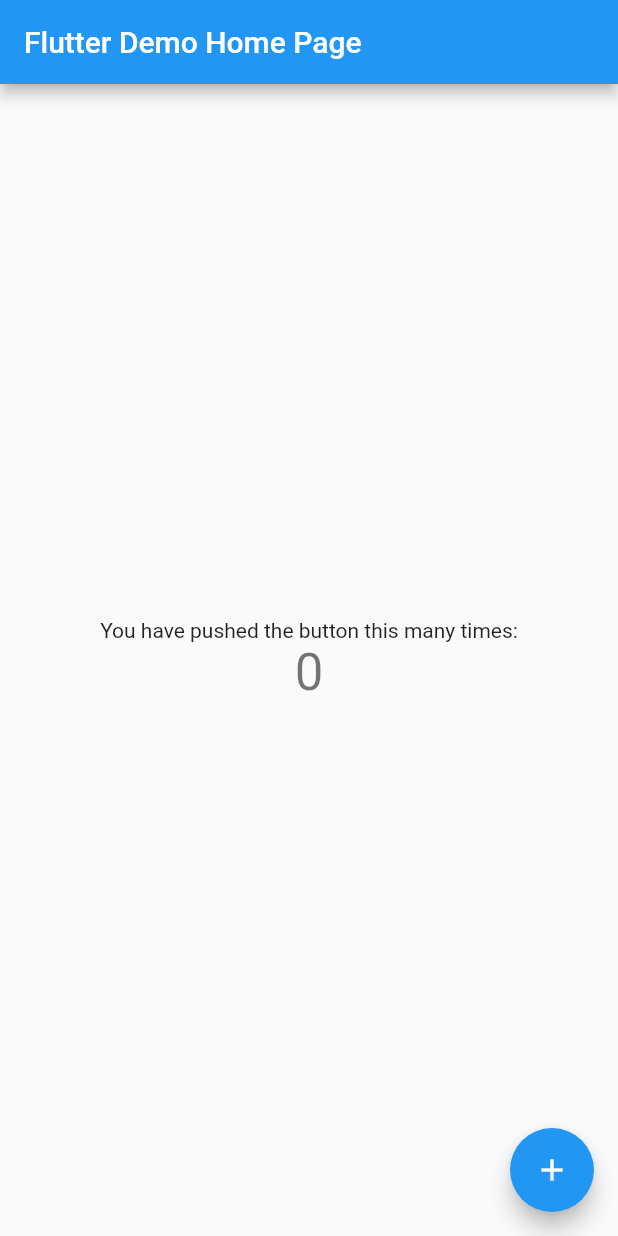
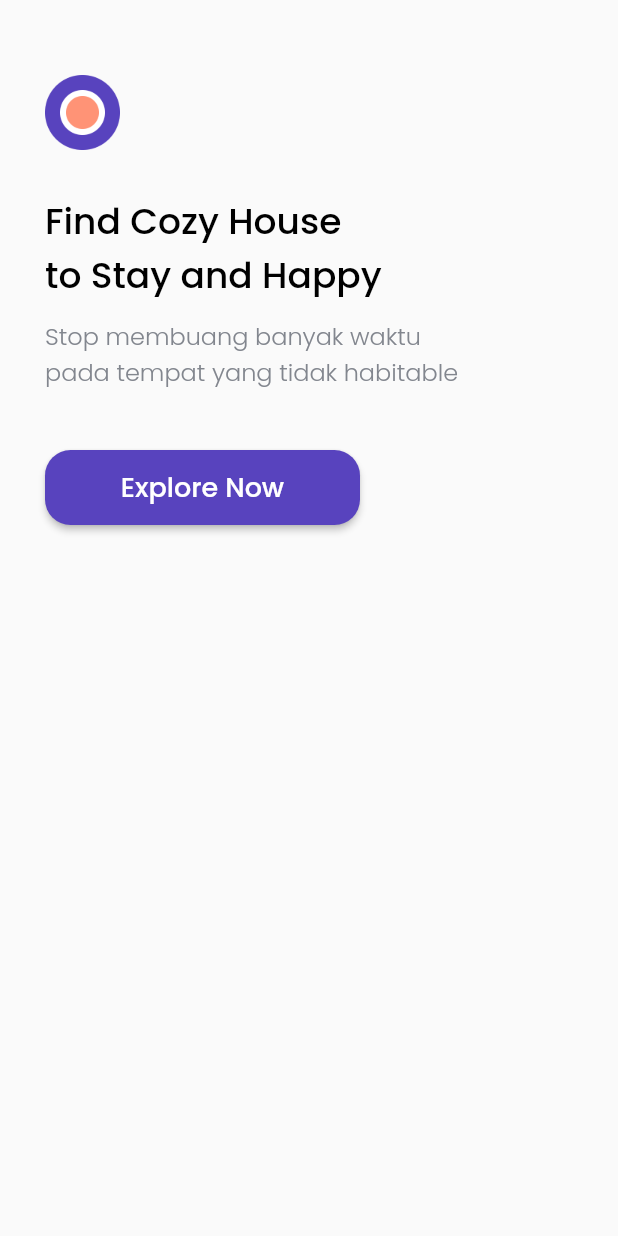
Before and after one commit to dzakybrori/cozy_app, a Flutter app: the screen it shows after launch, on a phone screen of 412 x 824 dp. Run offline on Flutter 3.47's test engine with Material 2 defaults, Android fonts, the light colour scheme and no system bars; our stand-ins replace google_fonts.

Commit message:
Splash - Header.

```diff
--- a/lib/main.dart
+++ b/lib/main.dart
@@ -1,3 +1,4 @@
+import 'package:cozy_app/pages/splash_page.dart';
 import 'package:flutter/material.dart';
 
 void main() {
@@ -9,20 +10,9 @@
   @override
   Widget build(BuildContext context) {
     return MaterialApp(
-      title: 'Flutter Demo',
-      theme: ThemeData(
-        // This is the theme of your application.
-        //
-        // Try running your application with "flutter run". You'll see the
-        // application has a blue toolbar. Then, without quitting the app, try
-        // changing the primarySwatch below to Colors.green and then invoke
-        // "hot reload" (press "r" in the console where you ran "flutter run",
-        // or simply save your changes to "hot reload" in a Flutter IDE).
-        // Notice that the counter didn't reset back to zero; the application
-        // is not restarted.
-        primarySwatch: Colors.blue,
-      ),
-      home: MyHomePage(title: 'Flutter Demo Home Page'),
+      title: 'Cozy App',
+      debugShowCheckedModeBanner: false,
+      home: SplashPage(),
     );
   }
 }
--- /dev/null
+++ b/lib/pages/splash_page.dart
@@ -0,0 +1,69 @@
+import 'package:cozy_app/theme.dart';
+import 'package:flutter/material.dart';
+
+class SplashPage extends StatelessWidget {
+  @override
+  Widget build(BuildContext context) {
+    return Scaffold(
+      body: SafeArea(
+        child: Padding(
+          padding: EdgeInsets.only(top: 50, left: 30, right: 30),
+          child: Column(
+            crossAxisAlignment: CrossAxisAlignment.start,
+            children: [
+              Container(
+                height: 50,
+                width: 50,
+                decoration: BoxDecoration(
+                  image: DecorationImage(
+                    image: AssetImage(
+                      'assets/images/logo.png',
+                    ),
+                  ),
+                ),
+              ),
+              SizedBox(
+                height: 30,
+              ),
+              Text(
+                'Find Cozy House\nto Stay and Happy',
+                style: titleTextStyle.copyWith(fontSize: 24),
+              ),
+              SizedBox(
+                height: 10,
+              ),
+              Text(
+                'Stop membuang banyak waktu\npada tempat yang tidak habitable',
+                style: subTitleTextStyle.copyWith(
+                  fontSize: 16,
+                  color: lightGreySubTextColor,
+                ),
+              ),
+              SizedBox(
+                height: 40,
+              ),
+              Container(
+                width: 210,
+                height: 50,
+                child: ElevatedButton(
+                  onPressed: () {},
+                  child: Text(
+                    'Explore Now',
+                    style: btnTextStyle,
+                  ),
+                  style: ElevatedButton.styleFrom(
+                    padding: EdgeInsets.all(11),
+                    primary: primaryColor,
+                    shape: RoundedRectangleBorder(
+                      borderRadius: BorderRadius.circular(17),
+                    ),
+                  ),
+                ),
+              ),
+            ],
+          ),
+        ),
+      ),
+    );
+  }
+}
```
